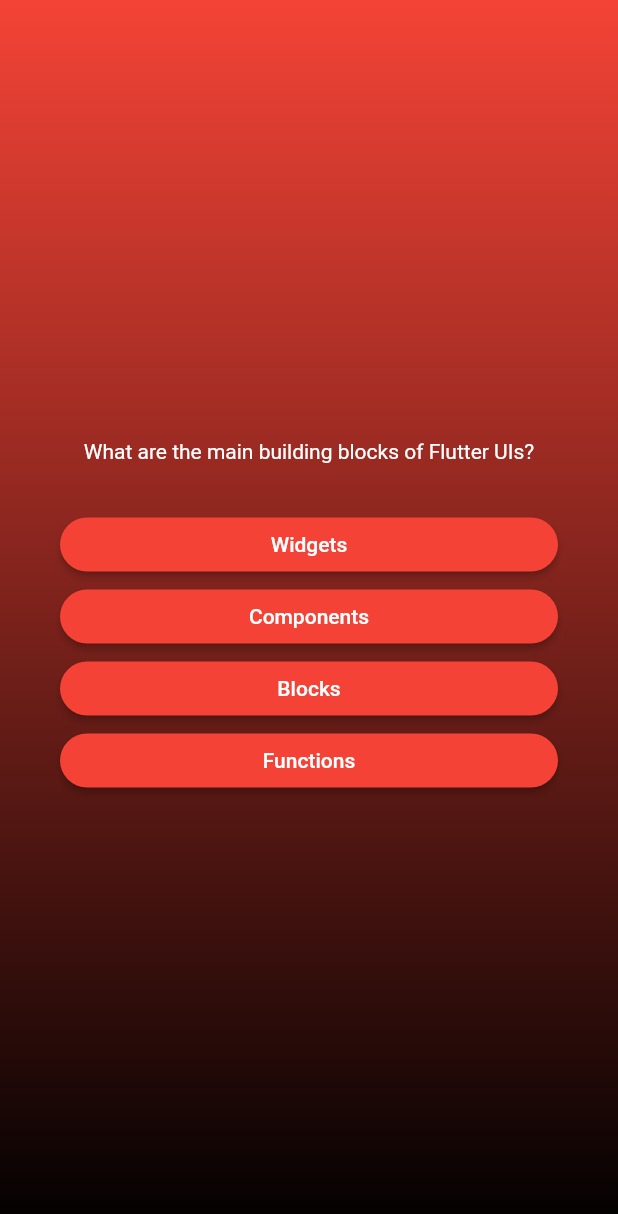
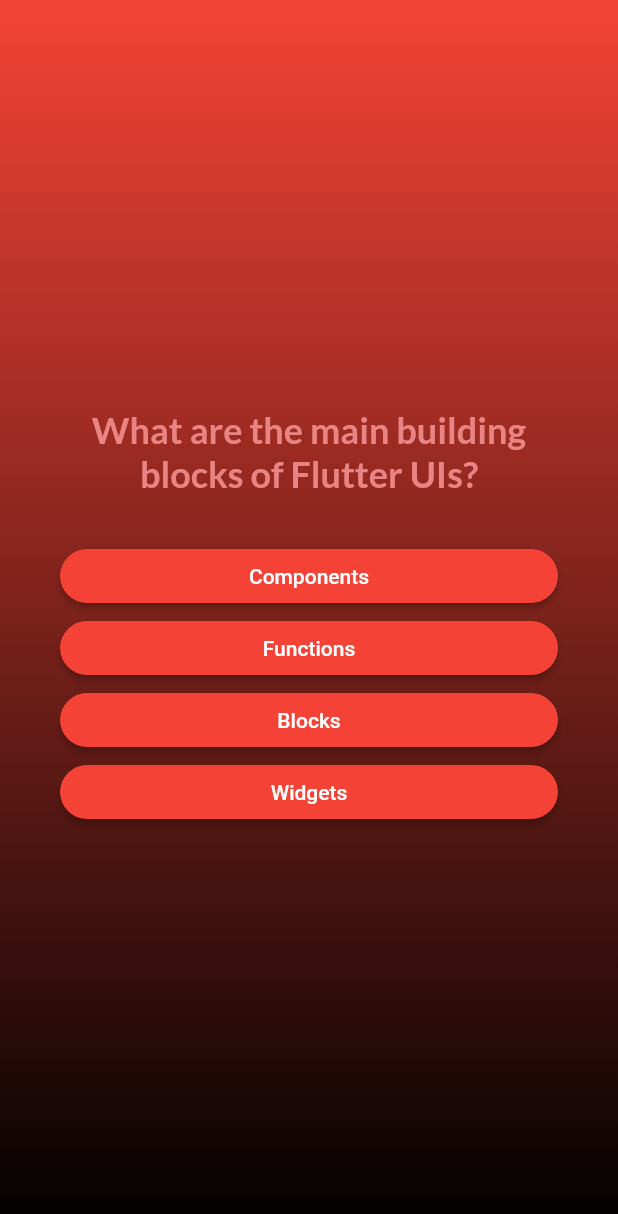
Before and after one commit to bigbagas/flutter_quiz, a Flutter app: the screen it shows after launch, after a tap on "Start Quiz", on a phone screen of 412 x 824 dp. Shown: the top 1214 px of the screen. Run offline on Flutter 3.47's test engine with Material 2 defaults, Android fonts, the phone set to English and light mode, and no system bars; our stand-ins replace google_fonts.

Commit message:
use google font

```diff
--- a/lib/answer_button.dart
+++ b/lib/answer_button.dart
@@ -24,7 +24,10 @@ class AnswerButton extends StatelessWidget {
           vertical: 10,
         ),
       ),
-      child: Text(answerText),
+      child: Text(
+        answerText,
+        textAlign: TextAlign.center,
+      ),
     );
   }
 }
--- a/lib/front_screen.dart
+++ b/lib/front_screen.dart
@@ -1,4 +1,5 @@
 import 'package:flutter/material.dart';
+import 'package:google_fonts/google_fonts.dart';
 
 class FrontScreen extends StatelessWidget {
   const FrontScreen(
@@ -33,10 +34,10 @@ class FrontScreen extends StatelessWidget {
           const SizedBox(
             height: 60,
           ),
-          const Text(
+          Text(
             "Learn Flutter the fun way!",
-            style: TextStyle(
-                color: Color.fromARGB(125, 255, 255, 255), fontSize: 20),
+            style: GoogleFonts.lato(
+                color: const Color.fromARGB(125, 255, 255, 255), fontSize: 20),
           ),
           const SizedBox(
             height: 20,
--- a/lib/models/question.dart
+++ b/lib/models/question.dart
@@ -3,4 +3,10 @@ class Question {
 
   final String text;
   final List<String> answers;
+
+  List<String> getShuffleAnswer() {
+    final shuffledList = List.of(answers);
+    shuffledList.shuffle();
+    return shuffledList;
+  }
 }
--- a/lib/question_screen.dart
+++ b/lib/question_screen.dart
@@ -1,6 +1,7 @@
 import 'package:flutter/material.dart';
 import 'package:flutter_quiz/answer_button.dart';
 import 'package:flutter_quiz/data/question_data.dart';
+import 'package:google_fonts/google_fonts.dart';
 
 class QuestionScreen extends StatefulWidget {
   const QuestionScreen({super.key});
@@ -10,9 +11,19 @@ class QuestionScreen extends StatefulWidget {
 }
 
 class _QuestionScreenState extends State<QuestionScreen> {
+  var currentQuestionIndex = 0;
+
+  void answerQuestion() {
+    setState(() {
+      // currentQuestionIndex = currentQuestionIndex + 1;
+      // currentQuestionIndex += 1;
+      currentQuestionIndex++;
+    });
+  }
+
   @override
   Widget build(BuildContext context) {
-    final currentQuestion = questions[0];
+    final currentQuestion = questions[currentQuestionIndex];
     return SizedBox(
       width: double.infinity,
       child: Container(
@@ -23,17 +34,19 @@ class _QuestionScreenState extends State<QuestionScreen> {
           children: [
             Text(
               currentQuestion.text,
-              style: const TextStyle(
-                color: Colors.white,
-              ),
+              style: GoogleFonts.lato(
+                  color: Color.fromARGB(255, 233, 132, 132),
+                  fontSize: 24,
+                  fontWeight: FontWeight.bold),
               textAlign: TextAlign.center,
             ),
             const SizedBox(
               height: 30,
             ),
-            ...currentQuestion.answers.map(
-              (answer) => AnswerButton(answerText: answer, onTap: () {}),
-            ),
+            ...currentQuestion.getShuffleAnswer().map(
+                  (answer) =>
+                      AnswerButton(answerText: answer, onTap: answerQuestion),
+                ),
           ],
         ),
       ),
--- a/pubspec.yaml
+++ b/pubspec.yaml
@@ -35,6 +35,7 @@ dependencies:
   # The following adds the Cupertino Icons font to your application.
   # Use with the CupertinoIcons class for iOS style icons.
   cupertino_icons: ^1.0.2
+  google_fonts: ^5.1.0
 
 dev_dependencies:
   flutter_test:
```
Also changed, not shown: pubspec.lock.
